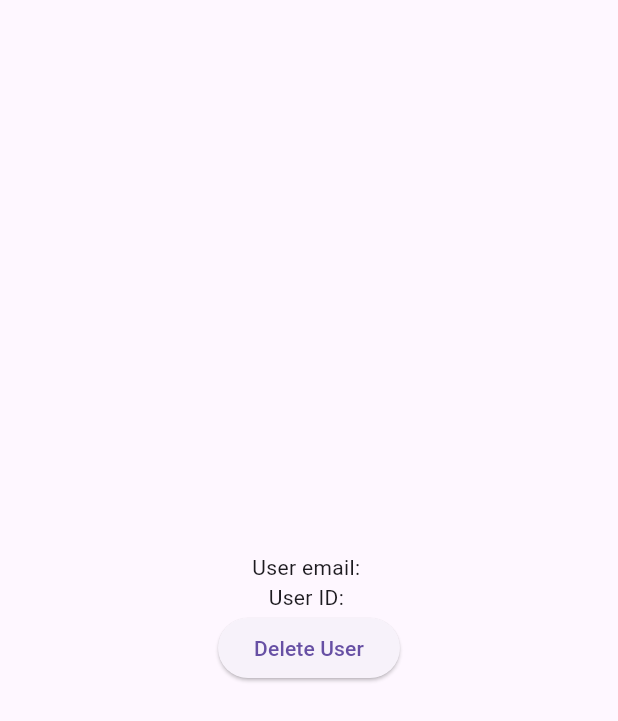
After one commit to Hysok44/learn_flutter, a Flutter app: the ShowPage screen opened directly, after a tap on "Delete User", on a phone screen of 412 x 824 dp. The commit adds this screen. Shown: the top 721 px of the screen. Run offline on Flutter 3.47's test engine with Material 3 defaults, Android fonts, the phone set to English and light mode, and no system bars; our stand-ins replace cloud_firestore, firebase_auth, firebase_core, firebase_database; accounts and stored records are empty; network calls fail.

```diff
--- /dev/null
+++ b/lib/pages/Auth/show_page.dart
@@ -0,0 +1,43 @@
+import 'package:firebase_auth/firebase_auth.dart';
+import 'package:flutter/material.dart';
+
+class ShowPage extends StatelessWidget {
+  const ShowPage({super.key});
+
+  void deleteUser() async {
+    await FirebaseAuth.instance.currentUser?.delete();
+
+    await FirebaseAuth.instance.signOut();
+  }
+
+  @override
+  Widget build(BuildContext context) {
+    // 現在ログイン中のユーザーを取得
+    final User? user = FirebaseAuth.instance.currentUser;
+
+    return Scaffold(
+      body: Center(
+        child: Column(
+          mainAxisAlignment: MainAxisAlignment.center,
+          children: [
+            //email
+            Text("User email: ${user!.email}"),
+
+            //uid
+            Text("User ID: ${user!.uid}"),
+
+            ElevatedButton(
+              child: Text("Delete User"),
+              style: ElevatedButton.styleFrom(
+                shape: const StadiumBorder(),
+              ),
+              onPressed: () {
+                deleteUser();
+              },
+            ),
+          ],
+        ),
+      ),
+    );
+  }
+}
--- a/lib/pages/firestore_page.dart
+++ b/lib/pages/firestore_page.dart
@@ -23,7 +23,7 @@ class _FirestorePageState extends State<FirestorePage> {
   //saveData
   Future<void> saveData(fireData) async {
     try {
-      var ref = await FirebaseFirestore.instance
+      await FirebaseFirestore.instance
         .collection('test_firestore')
         .doc("uid") //これ追加しないと勝手に生成　"oLjA8d6Kf8XW..."
         .collection("fireData")
```
Also changed, not shown: lib/pages/Auth/login_page.dart (+8 -3 lines), lib/pages/Auth/register_page.dart (+19 -9 lines).
